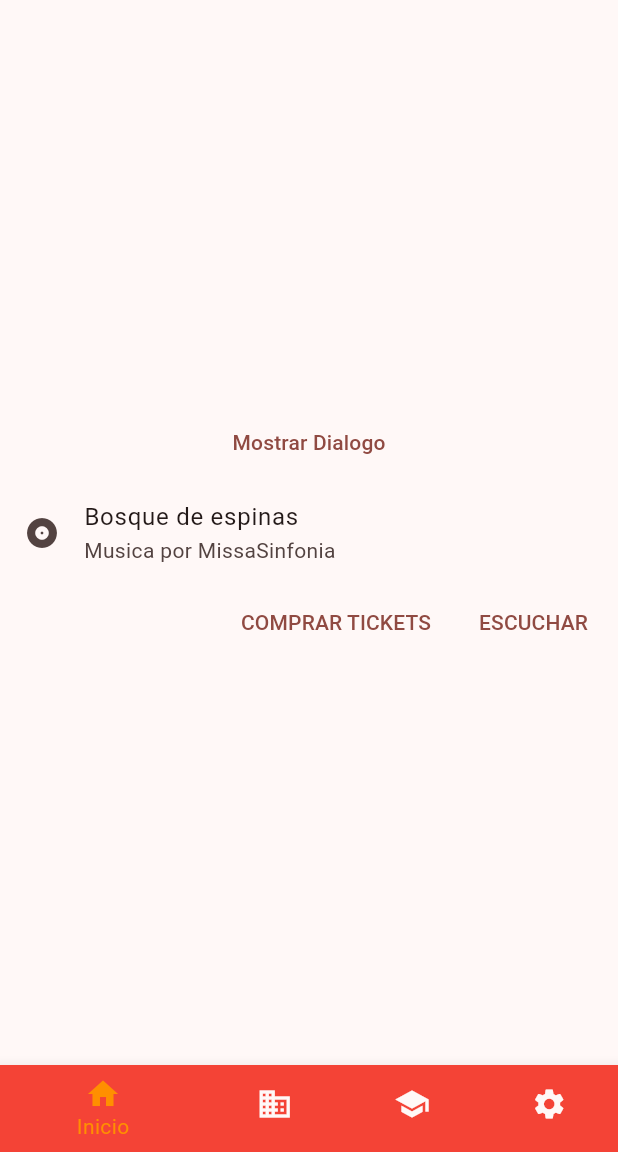
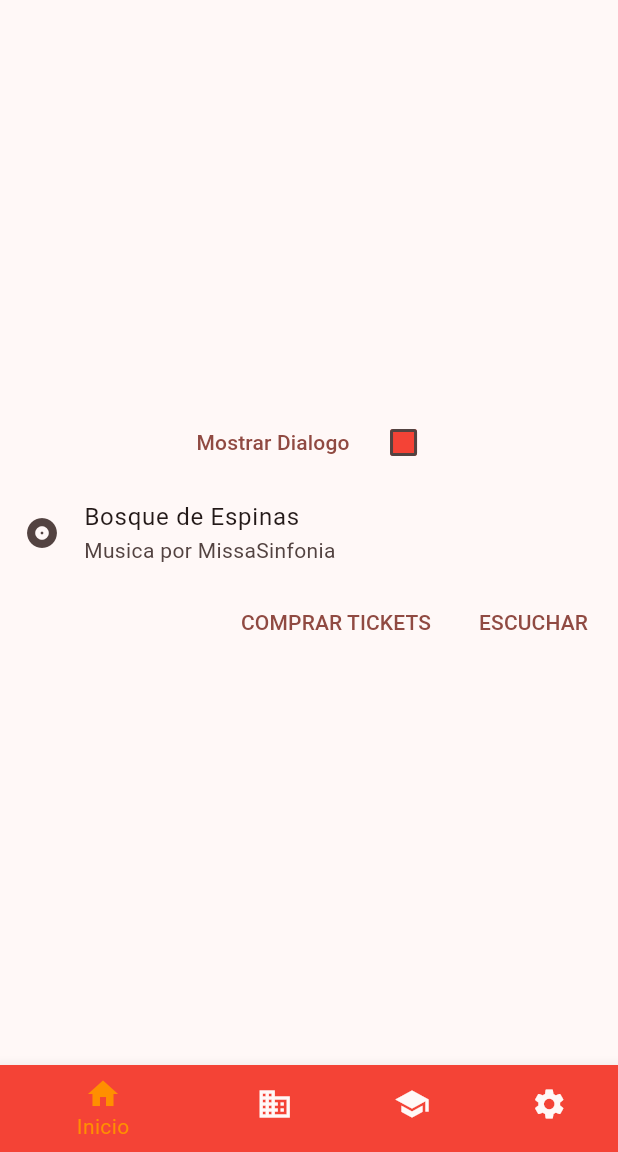
Before and after one commit to ElEdwinJSH/widgets_proyecto, a Flutter app: the screen it shows after launch, on a phone screen of 412 x 824 dp, the part 84-1236 px from its top. Run offline on Flutter 3.47's test engine with Material 2 defaults, Android fonts, the phone set to English and light mode, and no system bars.

Commit message:
CheckBox hecho y cambio de nombre de las paginas

```diff
--- a/lib/main.dart
+++ b/lib/main.dart
@@ -1,5 +1,5 @@
 import 'package:flutter/material.dart';
-import 'package:widgets_proyecto/pages/Inicio.dart';
+import 'package:widgets_proyecto/pages/inicio.dart';
 
 void main() => runApp(MyApp());
 
--- a/lib/pages/Inicio.dart
+++ b/lib/pages/Inicio.dart
@@ -1,5 +1,5 @@
 import 'package:flutter/material.dart';
-import 'package:widgets_proyecto/pages/BottomNavigationBar.dart';
+import 'package:widgets_proyecto/pages/bottom_navigation_bar.dart';
 
 class Inicio extends StatefulWidget {
   const Inicio({super.key});
--- a/lib/pages/AlertDialog.dart
+++ b/lib/pages/alert_dialog.dart
@@ -1,5 +1,4 @@
 import 'package:flutter/material.dart';
-import 'package:widgets_proyecto/pages/CardClass.dart';
 
 class Alert extends StatefulWidget {
   const Alert({super.key});
--- a/lib/pages/BottomNavigationBar.dart
+++ b/lib/pages/bottom_navigation_bar.dart
@@ -1,6 +1,7 @@
 import 'package:flutter/material.dart';
-import 'package:widgets_proyecto/pages/AlertDialog.dart';
-import 'package:widgets_proyecto/pages/CardClass.dart';
+import 'package:widgets_proyecto/pages/alert_dialog.dart';
+import 'package:widgets_proyecto/pages/card_class.dart';
+import 'package:widgets_proyecto/pages/check_box.dart';
 
 class BNavigation extends StatefulWidget {
   const BNavigation({super.key});
@@ -18,7 +19,13 @@ class _BNavigationState extends State<BNavigation> {
       body: Center(
         child: Column(
           mainAxisAlignment: MainAxisAlignment.center,
-          children: [Alert(), CardC()],
+          children: [
+            Row(
+              mainAxisAlignment: MainAxisAlignment.center,
+              children: [Alert(), CheckBox()],
+            ),
+            CardC()
+          ],
         ),
       ),
     ),
--- a/lib/pages/CardClass.dart
+++ b/lib/pages/card_class.dart
@@ -16,7 +16,7 @@ class _CardCState extends State<CardC> {
         children: <Widget>[
           const ListTile(
             leading: Icon(Icons.album),
-            title: Text('Bosque de espinas'),
+            title: Text('Bosque de Espinas'),
             subtitle: Text('Musica por MissaSinfonia'),
           ),
           Row(
--- /dev/null
+++ b/lib/pages/check_box.dart
@@ -0,0 +1,50 @@
+import 'package:flutter/material.dart';
+
+class CheckBox extends StatefulWidget {
+  const CheckBox({super.key});
+
+  @override
+  State<CheckBox> createState() => _CheckBoxState();
+}
+
+class _CheckBoxState extends State<CheckBox> {
+  bool isChecked = false;
+
+  @override
+  Widget build(BuildContext context) {
+    Color getColor(Set<MaterialState> states) {
+      const Set<MaterialState> interactiveStates = <MaterialState>{
+        MaterialState.pressed,
+        MaterialState.hovered,
+        MaterialState.focused,
+      };
+      if (states.any(interactiveStates.contains)) {
+        return Colors.blue;
+      }
+      return Colors.red;
+    }
+
+    return Checkbox(
+      checkColor: Colors.white,
+      fillColor: MaterialStateProperty.resolveWith(getColor),
+      value: isChecked,
+      onChanged: (bool? value) {
+        setState(() {
+          isChecked = value!;
+        });
+      },
+    );
+
+    /*return CheckBox(
+      checkColor: Colors.white,
+      fillColor: MaterialStateProperty.resolveWith(getColor),
+      value: isChecked,
+      onChanged: (bool? value) {
+        setState(() {
+          isChecked = value!;
+        });
+      },
+    );
+*/
+  }
+}
```
